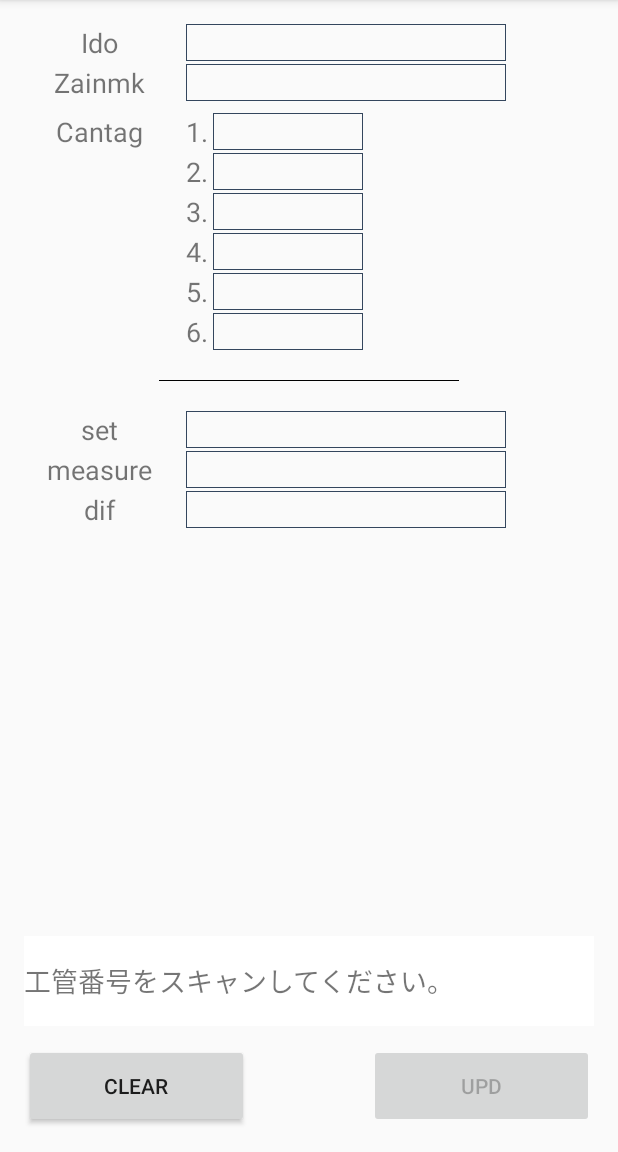
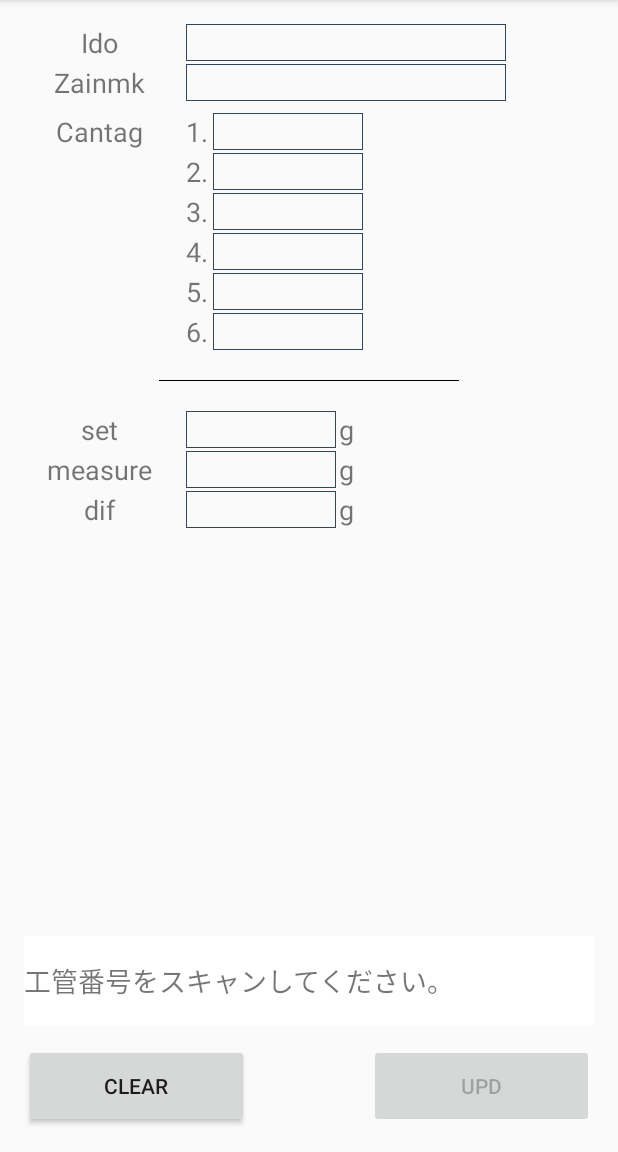
Before and after one commit to 024ppp/KenryoWeb, an Android app: the screen it shows after launch (MainActivity), on a phone screen of 412 x 824 dp, the part 84-1236 px from its top. Run offline under Robolectric (Android 15) with nearby library versions, the phone set to English and light mode, and no system bars; 1 statement that could not run was skipped.

Commit message:
20180328 my_home

```diff
--- /dev/null
+++ b/app/src/main/java/com/example/administrator/kenryoweb/Model/Data/DataMeasuringValue.java
@@ -0,0 +1,5 @@
+package com.example.administrator.kenryoweb.Model.Data;
+
+public class DataMeasuringValue extends Data {
+    public String MES = "";
+}
--- a/app/src/main/res/layout/activity_main.xml
+++ b/app/src/main/res/layout/activity_main.xml
@@ -8,17 +8,18 @@
     tools:layout_editor_absoluteY="81dp">
 
     <TextView
+        style="@style/style_title"
         android:id="@+id/textView5"
         android:layout_width="100dp"
         android:layout_height="wrap_content"
         android:layout_marginStart="16dp"
         android:gravity="center"
         android:text="@string/ido"
-        android:textSize="18sp"
         app:layout_constraintBaseline_toBaselineOf="@+id/ido_text"
         app:layout_constraintStart_toStartOf="parent" />
 
     <TextView
+        style="@style/style_title"
         android:id="@+id/textView"
         android:layout_width="100dp"
         android:layout_height="wrap_content"
@@ -26,35 +27,35 @@
         android:layout_marginTop="2dp"
         android:gravity="center"
         android:text="@string/zainmk"
-        android:textSize="18sp"
         app:layout_constraintStart_toStartOf="parent"
         app:layout_constraintTop_toBottomOf="@+id/textView5" />
 
     <EditText
+        style="@style/style_frame"
         android:id="@+id/ido_text"
         android:layout_width="wrap_content"
         android:layout_height="wrap_content"
         android:layout_marginStart="8dp"
         android:layout_marginTop="16dp"
-        android:background="@drawable/frame_style"
         android:ems="10"
         android:inputType="textPersonName"
         app:layout_constraintStart_toEndOf="@+id/textView5"
         app:layout_constraintTop_toTopOf="parent" />
 
-    <EditText
+    <TextView
+        style="@style/style_frame"
         android:id="@+id/zainmk_text"
         android:layout_width="wrap_content"
         android:layout_height="wrap_content"
         android:layout_marginStart="8dp"
         android:layout_marginTop="2dp"
-        android:background="@drawable/frame_style"
         android:ems="10"
         android:inputType="textPersonName"
         app:layout_constraintStart_toEndOf="@+id/textView"
         app:layout_constraintTop_toBottomOf="@+id/ido_text" />
 
     <TextView
+        style="@style/style_title"
         android:id="@+id/c"
         android:layout_width="100dp"
         android:layout_height="wrap_content"
@@ -62,7 +63,6 @@
         android:layout_marginTop="8dp"
         android:gravity="center"
         android:text="@string/cantag"
-        android:textSize="18sp"
         app:layout_constraintStart_toStartOf="parent"
         app:layout_constraintTop_toBottomOf="@+id/textView" />
 
@@ -138,84 +138,78 @@
         app:layout_constraintTop_toBottomOf="@+id/v5" />
 
     <TextView
+        style="@style/style_frame"
         android:id="@+id/c1"
         android:layout_width="100dp"
         android:layout_height="wrap_content"
         android:layout_marginEnd="2dp"
         android:layout_marginStart="2dp"
-        android:background="@drawable/frame_style"
         android:gravity="center"
-        android:textSize="18sp"
         app:layout_constraintBaseline_toBaselineOf="@+id/c"
         app:layout_constraintEnd_toEndOf="parent"
         app:layout_constraintHorizontal_bias="0.007"
         app:layout_constraintStart_toEndOf="@+id/v1" />
 
     <TextView
+        style="@style/style_frame"
         android:id="@+id/c2"
         android:layout_width="100dp"
         android:layout_height="wrap_content"
         android:layout_marginEnd="2dp"
         android:layout_marginStart="2dp"
-        android:background="@drawable/frame_style"
         android:gravity="center"
-        android:textSize="18sp"
         app:layout_constraintBaseline_toBaselineOf="@+id/v2"
         app:layout_constraintEnd_toEndOf="parent"
         app:layout_constraintHorizontal_bias="0.007"
         app:layout_constraintStart_toEndOf="@+id/v2" />
 
     <TextView
+        style="@style/style_frame"
         android:id="@+id/c3"
         android:layout_width="100dp"
         android:layout_height="wrap_content"
         android:layout_marginEnd="2dp"
         android:layout_marginStart="2dp"
-        android:background="@drawable/frame_style"
         android:gravity="center"
-        android:textSize="18sp"
         app:layout_constraintBaseline_toBaselineOf="@+id/v3"
         app:layout_constraintEnd_toEndOf="parent"
         app:layout_constraintHorizontal_bias="0.007"
         app:layout_constraintStart_toEndOf="@+id/v3" />
 
     <TextView
+        style="@style/style_frame"
         android:id="@+id/c4"
         android:layout_width="100dp"
         android:layout_height="wrap_content"
         android:layout_marginEnd="2dp"
         android:layout_marginStart="2dp"
-        android:background="@drawable/frame_style"
         android:gravity="center"
-        android:textSize="18sp"
         app:layout_constraintBaseline_toBaselineOf="@+id/v4"
         app:layout_constraintEnd_toEndOf="parent"
         app:layout_constraintHorizontal_bias="0.007"
         app:layout_constraintStart_toEndOf="@+id/v4" />
 
     <TextView
+        style="@style/style_frame"
         android:id="@+id/c5"
         android:layout_width="100dp"
         android:layout_height="wrap_content"
         android:layout_marginEnd="2dp"
         android:layout_marginStart="2dp"
-        android:background="@drawable/frame_style"
         android:gravity="center"
-        android:textSize="18sp"
         app:layout_constraintBaseline_toBaselineOf="@+id/v5"
         app:layout_constraintEnd_toEndOf="parent"
         app:layout_constraintHorizontal_bias="0.007"
         app:layout_constraintStart_toEndOf="@+id/v5" />
 
     <TextView
+        style="@style/style_frame"
         android:id="@+id/c6"
         android:layout_width="100dp"
         android:layout_height="wrap_content"
         android:layout_marginEnd="2dp"
         android:layout_marginStart="2dp"
-        android:background="@drawable/frame_style"
         android:gravity="center"
-        android:textSize="18sp"
         app:layout_constraintBaseline_toBaselineOf="@+id/v6"
         app:layout_constraintEnd_toEndOf="parent"
         app:layout_constraintHorizontal_bias="0.007"
@@ -234,17 +228,18 @@
         app:layout_constraintTop_toBottomOf="@+id/c6" />
 
     <TextView
+        style="@style/style_title"
         android:id="@+id/textView2"
         android:layout_width="100dp"
         android:layout_height="wrap_content"
         android:layout_marginStart="16dp"
         android:gravity="center"
         android:text="@string/set"
-        android:textSize="18sp"
         app:layout_constraintBaseline_toBaselineOf="@+id/set_text"
         app:layout_constraintStart_toStartOf="parent" />
 
     <TextView
+        style="@style/style_title"
         android:id="@+id/textView3"
         android:layout_width="100dp"
         android:layout_height="wrap_content"
@@ -252,11 +247,11 @@
         android:layout_marginTop="2dp"
         android:gravity="center"
         android:text="@string/measure"
-        android:textSize="18sp"
         app:layout_constraintStart_toStartOf="parent"
         app:layout_constraintTop_toBottomOf="@+id/textView2" />
 
     <TextView
+        style="@style/style_title"
         android:id="@+id/textView4"
         android:layout_width="100dp"
         android:layout_height="wrap_content"
@@ -264,45 +259,86 @@
         android:layout_marginTop="2dp"
         android:gravity="center"
         android:text="@string/dif"
-        android:textSize="18sp"
         app:layout_constraintStart_toStartOf="parent"
         app:layout_constraintTop_toBottomOf="@+id/textView3" />
 
-    <EditText
+    <TextView
         android:id="@+id/set_text"
-        android:layout_width="wrap_content"
+        style="@style/style_frame"
+        android:layout_width="100dp"
         android:layout_height="wrap_content"
         android:layout_marginStart="8dp"
         android:layout_marginTop="20dp"
-        android:background="@drawable/frame_style"
         android:ems="10"
         android:inputType="textPersonName"
         app:layout_constraintStart_toEndOf="@+id/textView2"
         app:layout_constraintTop_toBottomOf="@+id/view" />
 
-    <EditText
+    <TextView
         android:id="@+id/mes_text"
-        android:layout_width="wrap_content"
+        style="@style/style_frame"
+        android:layout_width="100dp"
         android:layout_height="wrap_content"
         android:layout_marginStart="8dp"
         android:layout_marginTop="2dp"
-        android:background="@drawable/frame_style"
         android:ems="10"
         android:inputType="textPersonName"
         app:layout_constraintStart_toEndOf="@+id/textView3"
         app:layout_constraintTop_toBottomOf="@+id/set_text" />
 
-    <EditText
+    <TextView
         android:id="@+id/dif_text"
-        android:layout_width="wrap_content"
+        style="@style/style_frame"
+        android:layout_width="100dp"
         android:layout_height="wrap_content"
         android:layout_marginStart="8dp"
         android:layout_marginTop="2dp"
-        android:background="@drawable/frame_style"
         android:ems="10"
         android:inputType="textPersonName"
         app:layout_constraintStart_toEndOf="@+id/textView4"
         app:layout_constraintTop_toBottomOf="@+id/mes_text" />
+
+    <TextView
+        android:id="@+id/textView6"
+        style="@style/style_title"
+        android:layout_width="wrap_content"
+        android:layout_height="wrap_content"
+        android:layout_marginEnd="8dp"
+        android:layout_marginStart="2dp"
+        android:gravity="center"
+        android:text="@string/gram"
+        app:layout_constraintBaseline_toBaselineOf="@+id/set_text"
+        app:layout_constraintEnd_toEndOf="parent"
+        app:layout_constraintHorizontal_bias="0.0"
+        app:layout_constraintStart_toEndOf="@+id/set_text" />
+
+    <TextView
+        android:id="@+id/textView7"
+        style="@style/style_title"
+        android:layout_width="wrap_content"
+        android:layout_height="wrap_content"
+        android:layout_marginEnd="8dp"
+        android:layout_marginStart="2dp"
+        android:gravity="center"
+        android:text="@string/gram"
+        app:layout_constraintBaseline_toBaselineOf="@+id/mes_text"
+        app:layout_constraintEnd_toEndOf="parent"
+        app:layout_constraintHorizontal_bias="0.0"
+        app:layout_constraintStart_toEndOf="@+id/mes_text" />
+
+    <TextView
+        android:id="@+id/textView8"
+        style="@style/style_title"
+        android:layout_width="wrap_content"
+        android:layout_height="wrap_content"
+        android:layout_marginEnd="8dp"
+        android:layout_marginStart="2dp"
+        android:gravity="center"
+        android:text="@string/gram"
+        app:layout_constraintBaseline_toBaselineOf="@+id/dif_text"
+        app:layout_constraintEnd_toEndOf="parent"
+        app:layout_constraintHorizontal_bias="0.0"
+        app:layout_constraintStart_toEndOf="@+id/dif_text" />
 
     <Button
         android:id="@+id/clear_btn"
--- a/app/src/main/res/values/strings.xml
+++ b/app/src/main/res/values/strings.xml
@@ -11,6 +11,7 @@
     <string name="measure">measure</string>
     <string name="dif">dif</string>
 
+    <string name="gram">g</string>
     <string name="clear">Clear</string>
     <string name="upd">Upd</string>
 </resources>
--- a/app/src/main/res/values/styles.xml
+++ b/app/src/main/res/values/styles.xml
@@ -8,4 +8,13 @@
         <item name="colorAccent">@color/colorAccent</item>
     </style>
 
+    <style name="style_frame">
+        <item name="android:background">@drawable/frame_style</item>
+        <item name="android:textSize">18sp</item>
+    </style>
+
+    <style name="style_title">
+        <item name="android:textSize">18sp</item>
+    </style>
+
 </resources>
```
Also changed, not shown: app/src/main/java/com/example/administrator/kenryoweb/AsyncTask/GetMeasuringValueTask.java (added, +53 -0 lines), app/src/main/java/com/example/administrator/kenryoweb/Display/KokanInfoDisplay.java (+6 -5 lines), app/src/main/java/com/example/administrator/kenryoweb/Display/MeasuringValueDisplay.java (added, +39 -0 lines), app/src/main/java/com/example/administrator/kenryoweb/Model/Data/DataKenryo.java (+12 -7 lines), app/src/main/java/com/example/administrator/kenryoweb/Util/Constants.java (+7 -5 lines), app/src/main/java/com/example/administrator/kenryoweb/Util/Init.java (+6 -7 lines), app/src/main/java/com/example/administrator/kenryoweb/Util/Util.java (+89 -5 lines), app/src/main/java/com/example/administrator/kenryoweb/View/MainActivity.java (+3 -7 lines).
